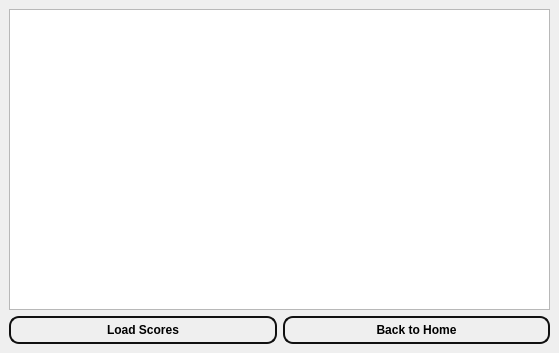
Before: the Qt Designer form student_info.ui in suvam452/Mulyankan, drawn with Qt 5.
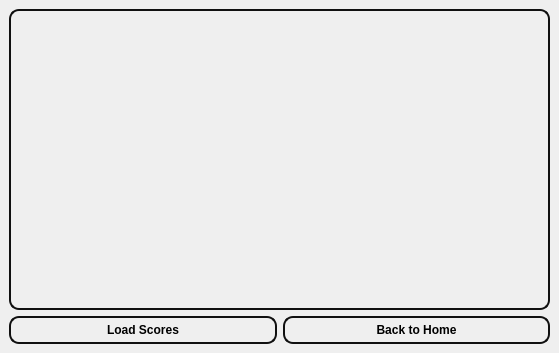
After: the same form once the commit is applied.

Diff of the .ui file:
```diff
--- a/student_info.ui
+++ b/student_info.ui
@@ -18,7 +18,47 @@
     <item>
      <layout class="QVBoxLayout" name="verticalLayout">
       <item>
-       <widget class="QTableView" name="tableView_scores"/>
+       <widget class="QTableView" name="tableView_scores">
+        <property name="styleSheet">
+         <string notr="true">QTableView {
+    border: 2px solid rgb(16, 16, 16);
+    border-radius: 10px;
+    background-color: rgba(255, 255, 255, 0); /* transparent */
+    gridline-color: rgba(16, 16, 16, 50);
+    padding: 5px;
+    margin: 0px;
+    selection-background-color: rgba(135, 206, 250, 180); /* light blue on selection */
+    selection-color: black;
+    show-grid: true;
+}
+
+QHeaderView::section {
+    background-color: rgba(200, 200, 200, 150);
+    padding: 4px;
+    border: 1px solid gray;
+    border-radius: 4px;
+    font-weight: bold;
+}
+
+QTableView::item {
+    border: 1px solid rgb(120, 120, 120);
+    border-radius: 6px;
+    padding: 5px;
+    background-color: rgba(255, 255, 255, 30); /* slight transparency */
+    color: black;
+}
+
+QTableView::item:selected {
+    background-color: rgba(135, 206, 250, 180);
+    color: black;
+}
+
+QTableView::item:hover {
+    background-color: rgba(200, 200, 200, 100);
+}
+</string>
+        </property>
+       </widget>
       </item>
       <item>
        <layout class="QHBoxLayout" name="horizontalLayout_4">
```
